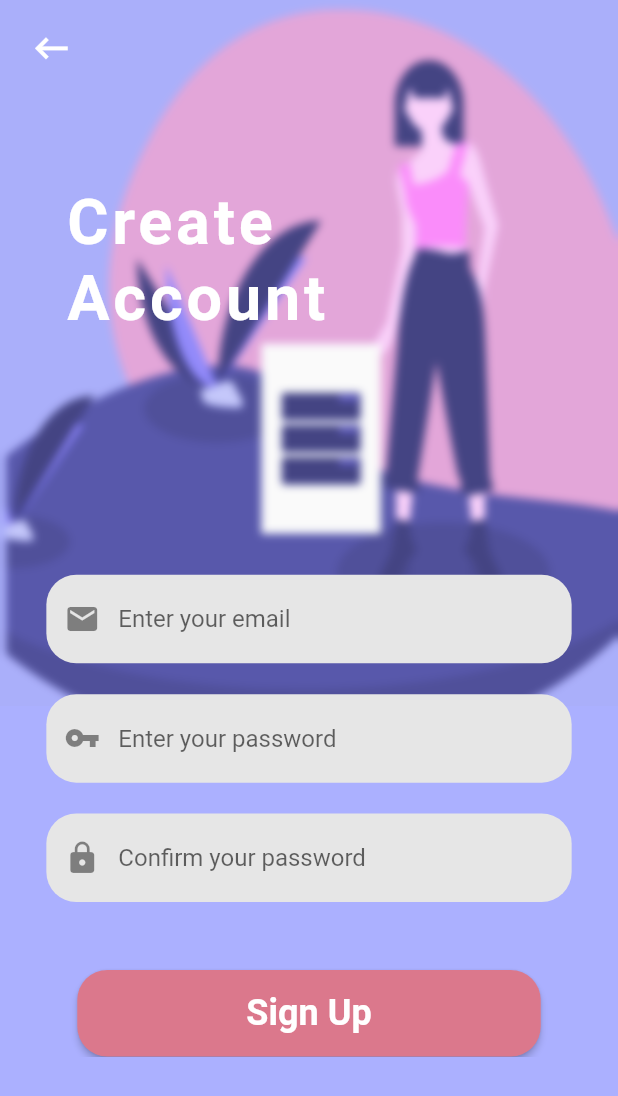
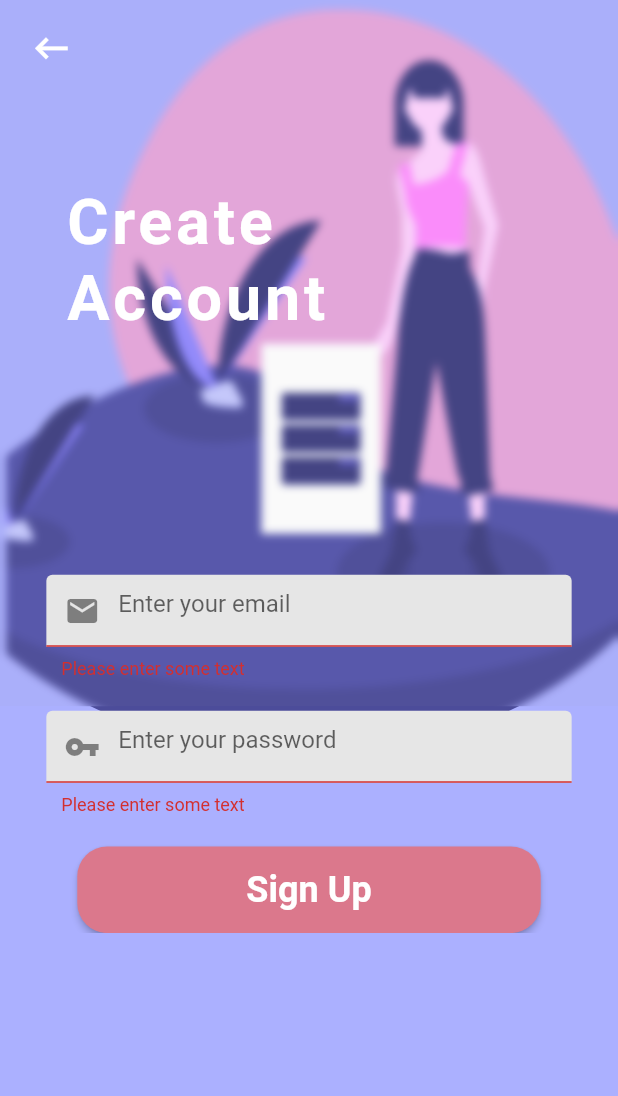
Before and after one commit to SumayaSiddique/Care_4_U_project, a Flutter app: the SignUpScreen screen opened by its route, after a tap on "Sign Up", on a phone screen of 412 x 824 dp. Shown: the top 1096 px of the screen. Run offline on Flutter 3.47's test engine with Material 2 defaults, Android fonts, the phone set to English and light mode, and no system bars; our stand-ins replace cloud_firestore, firebase_auth, firebase_core, flutter_svg, font_awesome_flutter, lottie and 1 more; accounts and stored records are empty; Roboto replaces fonts that are missing (SF Pro Rounded).

Commit message:
User sign up data with firestore

```diff
--- /dev/null
+++ b/care_4_u_project/lib/FirestoreManager/UserSignUp/UserSignUp.dart
@@ -0,0 +1,15 @@
+import 'package:cloud_firestore/cloud_firestore.dart';
+import 'package:firebase_auth/firebase_auth.dart';
+
+class UserSignUp {
+  CollectionReference collectionReference =
+      FirebaseFirestore.instance.collection('users');
+  addUserData(String name, double weight, double height) async {
+    await collectionReference.doc(FirebaseAuth.instance.currentUser!.uid).set({
+      'name': name,
+      'weight': weight,
+      'height': height,
+      'cretedOn': Timestamp.now(),
+    });
+  }
+}
--- a/care_4_u_project/lib/Screens/Welcome/SignUpScreen.dart
+++ b/care_4_u_project/lib/Screens/Welcome/SignUpScreen.dart
@@ -1,7 +1,10 @@
 import 'dart:ui';
 
+import 'package:care_4_u_project/FirebaseAuth/auth_service.dart';
+import 'package:care_4_u_project/FirestoreManager/UserSignUp/UserSignUp.dart';
 import 'package:flutter/material.dart';
 import 'package:flutter_svg/svg.dart';
+import 'package:provider/provider.dart';
 
 class SignUpScreen extends StatefulWidget {
   const SignUpScreen({Key? key}) : super(key: key);
@@ -12,6 +15,8 @@ class SignUpScreen extends StatefulWidget {
 
 class _SignUpScreenState extends State<SignUpScreen> {
   final _formKey = GlobalKey<FormState>();
+  String email = "", password = "", name = "";
+  double height = 0, weight = 0;
   @override
   Widget build(BuildContext context) {
     final size = MediaQuery.of(context).size;
@@ -110,7 +115,9 @@ class _SignUpScreenState extends State<SignUpScreen> {
                       child: TextFormField(
                         decoration: const InputDecoration(
                           contentPadding: EdgeInsets.symmetric(
-                              horizontal: 20.0, vertical: 20.0),
+                            horizontal: 10.0,
+                            vertical: 10.0,
+                          ),
                           hintText: 'Enter your email',
                           fillColor: Color.fromRGBO(230, 230, 230, 1.0),
                           filled: true,
@@ -139,6 +146,9 @@ class _SignUpScreenState extends State<SignUpScreen> {
                           }
                           return null;
                         },
+                        onChanged: (value) {
+                          email = value;
+                        },
                       ),
                     ),
                     Padding(
@@ -151,8 +161,8 @@ class _SignUpScreenState extends State<SignUpScreen> {
                         obscureText: true,
                         decoration: const InputDecoration(
                           contentPadding: EdgeInsets.symmetric(
-                            horizontal: 20.0,
-                            vertical: 20.0,
+                            horizontal: 10.0,
+                            vertical: 10.0,
                           ),
                           hintText: 'Enter your password',
                           fillColor: Color.fromRGBO(230, 230, 230, 1.0),
@@ -184,47 +194,8 @@ class _SignUpScreenState extends State<SignUpScreen> {
                           }
                           return null;
                         },
-                      ),
-                    ),
-                    Padding(
-                      padding: EdgeInsets.only(
-                          right: size.width * 0.075,
-                          left: size.width * 0.075,
-                          bottom: size.height * 0.055),
-                      child: TextFormField(
-                        obscureText: true,
-                        decoration: const InputDecoration(
-                          contentPadding: EdgeInsets.symmetric(
-                            horizontal: 20.0,
-                            vertical: 20.0,
-                          ),
-                          hintText: 'Confirm your password',
-                          fillColor: Color.fromRGBO(230, 230, 230, 1.0),
-                          filled: true,
-                          prefixIcon: Icon(Icons.lock),
-                          disabledBorder: OutlineInputBorder(
-                            borderRadius: BorderRadius.all(
-                              Radius.circular(20.0),
-                            ),
-                          ),
-                          enabledBorder: OutlineInputBorder(
-                            borderRadius: BorderRadius.all(
-                              Radius.circular(20.0),
-                            ),
-                            borderSide:
-                                BorderSide(style: BorderStyle.none, width: 0.0),
-                          ),
-                          focusedBorder: OutlineInputBorder(
-                            borderRadius: BorderRadius.all(
-                              Radius.circular(20.0),
-                            ),
-                          ),
-                        ),
-                        validator: (String? value) {
-                          if (value == null || value.isEmpty) {
-                            return 'Please enter some text';
-                          }
-                          return null;
+                        onChanged: (value) {
+                          password = value;
                         },
                       ),
                     ),
@@ -248,7 +219,21 @@ class _SignUpScreenState extends State<SignUpScreen> {
                             fontFamily: 'SF Pro Rounded',
                           ),
                         ),
-                        onPressed: () {
+                        onPressed: () async {
+                          if (_formKey.currentState!.validate()) {
+                            await Provider.of<AuthService>(context,
+                                    listen: false)
+                                .signUp(
+                              email.trim(),
+                              password.trim(),
+                            );
+                            await UserSignUp().addUserData(
+                              'Imran Sefat',
+                              69,
+                              185,
+                            );
+                            Navigator.pop(context);
+                          }
                           // Navigator.pushNamed(context, 'login');
                         },
                         child: Text(
```
